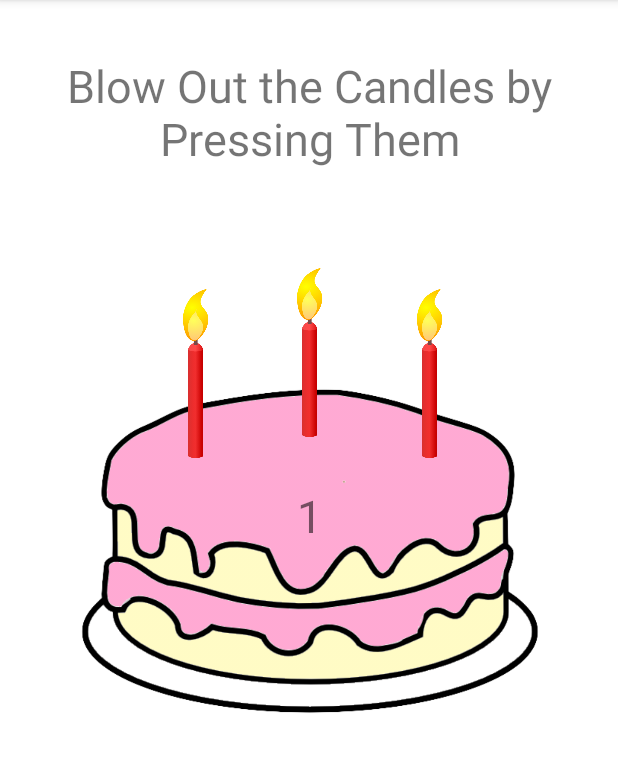
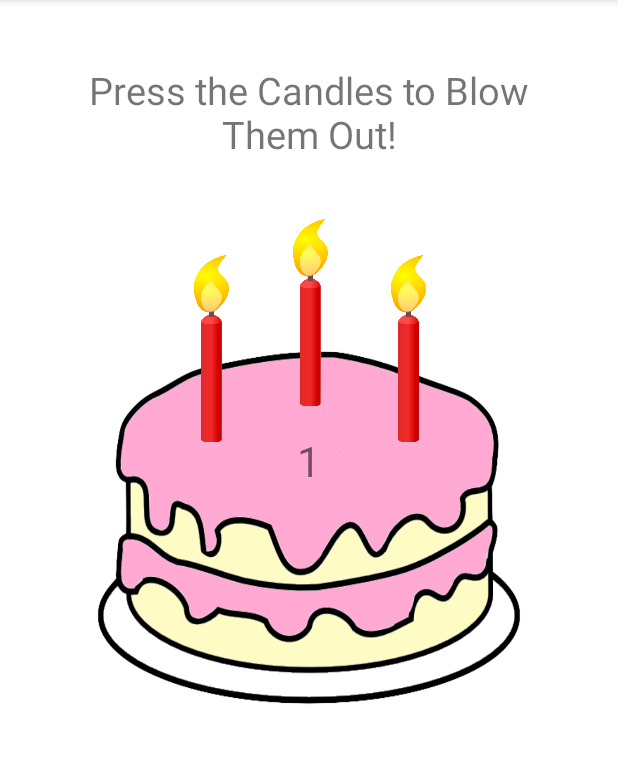
Before and after one commit to victorialei21/Birthday, an Android app: the CandlesActivity screen opened directly, with no data from a screen before it, on a phone screen of 412 x 824 dp, the part 84-856 px from its top. Run offline under Robolectric (Android 15) with nearby library versions, the phone set to English and light mode, and no system bars.

Commit message:
candles!

```diff
--- a/app/src/main/java/com/example/birthday/CandlesActivity.kt
+++ b/app/src/main/java/com/example/birthday/CandlesActivity.kt
@@ -2,16 +2,17 @@ package com.example.birthday
 
 import androidx.appcompat.app.AppCompatActivity
 import android.os.Bundle
+import android.view.View
+import android.widget.ImageButton
 import android.widget.ImageView
 import android.widget.TextView
 
 class CandlesActivity : AppCompatActivity() {
     var age = 1
-    lateinit var cake : ImageView
+    lateinit var cake : ImageButton
     lateinit var ageText : TextView
-    lateinit var candle1 : ImageView
-    lateinit var candle2 : ImageView
-    lateinit var candle3 : ImageView
+    lateinit var candles : ImageButton
+    lateinit var candlesBlownOut : ImageButton
 
     override fun onCreate(savedInstanceState: Bundle?) {
         super.onCreate(savedInstanceState)
@@ -21,12 +22,17 @@ class CandlesActivity : AppCompatActivity() {
         age = intent.getIntExtra("Age", 1)
         cake = findViewById(R.id.cakeImage)
         ageText = findViewById(R.id.ageText)
-        candle1 = findViewById(R.id.candle1)
-        candle2 = findViewById(R.id.candle2)
-        candle3 = findViewById(R.id.candle3)
+        candles = findViewById(R.id.candlesImage)
+        candlesBlownOut = findViewById(R.id.candlesBlownImage)
 
         ageText.text = age.toString()
 
     }//onCreate
 
+    fun blowFlame(view : View){
+        candles!!.visibility = View.INVISIBLE
+        candlesBlownOut!!.visibility = View.VISIBLE
+
+    }
+
 }//CandlesActivity
--- a/app/src/main/res/layout/activity_candles.xml
+++ b/app/src/main/res/layout/activity_candles.xml
@@ -12,71 +12,64 @@
         android:layout_height="90dp"
         android:layout_marginTop="30dp"
         android:gravity="center"
-        android:text="Blow Out the Candles by Pressing Them"
-        android:textSize="30sp"
+        android:text="Press the Candles to Blow Them Out!"
+        android:textSize="25sp"
         app:layout_constraintEnd_toEndOf="parent"
         app:layout_constraintHorizontal_bias="0.5"
         app:layout_constraintStart_toStartOf="parent"
         app:layout_constraintTop_toTopOf="parent" />
 
-    <ImageView
+    <ImageButton
         android:id="@+id/cakeImage"
-        android:layout_width="416dp"
-        android:layout_height="412dp"
-        android:layout_marginTop="41dp"
+        android:layout_width="385dp"
+        android:layout_height="279dp"
+        android:layout_marginTop="212dp"
+        android:background="@android:color/transparent"
+        android:scaleType="fitXY"
         app:layout_constraintEnd_toEndOf="parent"
-        app:layout_constraintHorizontal_bias="0.5"
         app:layout_constraintStart_toStartOf="parent"
-        app:layout_constraintTop_toBottomOf="@+id/textView3"
+        app:layout_constraintTop_toTopOf="parent"
         app:srcCompat="@drawable/cake" />
+
 
     <TextView
         android:id="@+id/ageText"
         android:layout_width="wrap_content"
         android:layout_height="wrap_content"
-        android:layout_marginTop="323dp"
+        android:layout_marginTop="288dp"
         android:gravity="center"
         android:text="1"
-        android:textSize="30dp"
+        android:textSize="28sp"
+        app:layout_constraintEnd_toEndOf="parent"
+        app:layout_constraintStart_toStartOf="parent"
+        app:layout_constraintTop_toTopOf="parent" />
+
+    <ImageButton
+        android:id="@+id/candlesImage"
+        android:layout_width="206dp"
+        android:layout_height="165dp"
+        android:layout_marginTop="139dp"
+        android:background="@android:color/transparent"
+        android:scaleType="fitXY"
+        android:onClick="blowFlame"
         app:layout_constraintEnd_toEndOf="parent"
         app:layout_constraintHorizontal_bias="0.5"
         app:layout_constraintStart_toStartOf="parent"
-        app:layout_constraintTop_toTopOf="parent" />
+        app:layout_constraintTop_toTopOf="parent"
+        app:srcCompat="@drawable/candles" />
 
-    <ImageView
-        android:id="@+id/candle1"
-        android:layout_width="48dp"
-        android:layout_height="124dp"
-        android:layout_marginStart="105dp"
-        android:layout_marginTop="186dp"
-        android:layout_marginEnd="258dp"
+    <ImageButton
+        android:id="@+id/candlesBlownImage"
+        android:layout_width="206dp"
+        android:layout_height="165dp"
+        android:layout_marginTop="139dp"
+        android:background="@android:color/transparent"
+        android:scaleType="fitXY"
+        android:visibility="invisible"
         app:layout_constraintEnd_toEndOf="parent"
+        app:layout_constraintHorizontal_bias="0.5"
         app:layout_constraintStart_toStartOf="parent"
         app:layout_constraintTop_toTopOf="parent"
-        app:srcCompat="@drawable/candle" />
-
-    <ImageView
-        android:id="@+id/candle2"
-        android:layout_width="48dp"
-        android:layout_height="124dp"
-        android:layout_marginStart="181dp"
-        android:layout_marginTop="172dp"
-        android:layout_marginEnd="182dp"
-        app:layout_constraintEnd_toEndOf="parent"
-        app:layout_constraintStart_toStartOf="parent"
-        app:layout_constraintTop_toTopOf="parent"
-        app:srcCompat="@drawable/candle" />
-
-    <ImageView
-        android:id="@+id/candle3"
-        android:layout_width="48dp"
-        android:layout_height="124dp"
-        android:layout_marginStart="261dp"
-        android:layout_marginTop="186dp"
-        android:layout_marginEnd="102dp"
-        app:layout_constraintEnd_toEndOf="parent"
-        app:layout_constraintStart_toStartOf="parent"
-        app:layout_constraintTop_toTopOf="parent"
-        app:srcCompat="@drawable/candle" />
+        app:srcCompat="@drawable/candlesblownout" />
 
 </androidx.constraintlayout.widget.ConstraintLayout>
--- a/app/src/main/res/layout/activity_main.xml
+++ b/app/src/main/res/layout/activity_main.xml
@@ -27,6 +27,7 @@
         android:gravity="center"
         android:text="To celebrate, enter your name and age in the menu on the top right. Then click any of the games below!"
         android:textColor="@color/black"
+        android:translationZ="90dp"
         app:layout_constraintEnd_toEndOf="parent"
         app:layout_constraintHorizontal_bias="0.5"
         app:layout_constraintStart_toStartOf="parent"
@@ -59,8 +60,9 @@
         android:id="@+id/imageView"
         android:layout_width="213dp"
         android:layout_height="242dp"
-        app:layout_constraintBottom_toBottomOf="parent"
+        android:layout_marginTop="274dp"
         app:layout_constraintStart_toStartOf="parent"
+        app:layout_constraintTop_toTopOf="parent"
         app:srcCompat="@drawable/balloons" />
 
     <ImageView
@@ -68,19 +70,19 @@
         android:layout_width="154dp"
         android:layout_height="194dp"
         android:layout_marginStart="56dp"
-        android:layout_marginBottom="296dp"
-        app:layout_constraintBottom_toBottomOf="parent"
+        android:layout_marginTop="1dp"
         app:layout_constraintStart_toStartOf="parent"
+        app:layout_constraintTop_toBottomOf="@+id/textView2"
         app:srcCompat="@drawable/balloons" />
 
     <ImageView
         android:id="@+id/imageView3"
-        android:layout_width="270dp"
-        android:layout_height="314dp"
+        android:layout_width="215dp"
+        android:layout_height="279dp"
+        android:layout_marginTop="168dp"
         android:layout_marginEnd="4dp"
-        android:layout_marginBottom="72dp"
-        app:layout_constraintBottom_toBottomOf="parent"
         app:layout_constraintEnd_toEndOf="parent"
+        app:layout_constraintTop_toTopOf="parent"
         app:srcCompat="@drawable/balloons" />
 
 </androidx.constraintlayout.widget.ConstraintLayout>
```
Also changed, not shown: app/src/main/res/drawable/candle.png (deleted), app/src/main/res/drawable/candles.png (added), app/src/main/res/drawable/candlesblownout.png (added).
